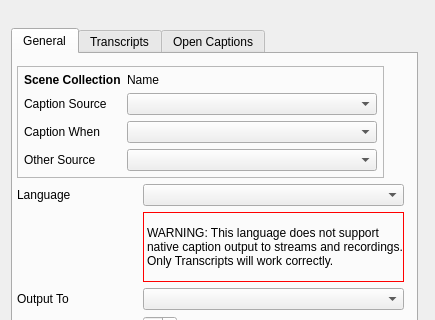
This is src/ui/CaptionSettingsWidget.ui in ratwithacompiler/OBS-captions-plugin as Qt 5 draws it before an edit; both pictures show x 0 to 435 and y 141 to 461 of the 435 by 1039 pixel window. The edited form follows.
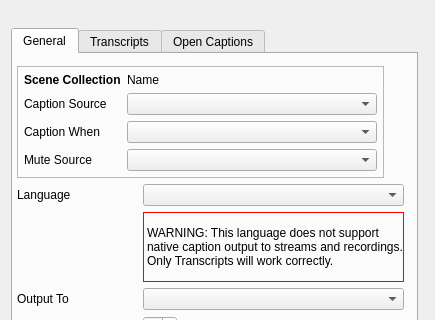
This is the edited form.

Commit message:
CaptionSettingsWidget: change wording from Other Source to Mute Source
to reduce confusion. yes my UIs are terrible ...

Diff of the .ui file:
```diff
--- a/src/ui/CaptionSettingsWidget.ui
+++ b/src/ui/CaptionSettingsWidget.ui
@@ -211,7 +211,7 @@
           <item row="4" column="0">
            <widget class="QLabel" name="muteSourceLabel">
             <property name="text">
-             <string>Other Source</string>
+             <string>Mute Source</string>
             </property>
            </widget>
           </item>
```
The commit also changes 1 other file.
